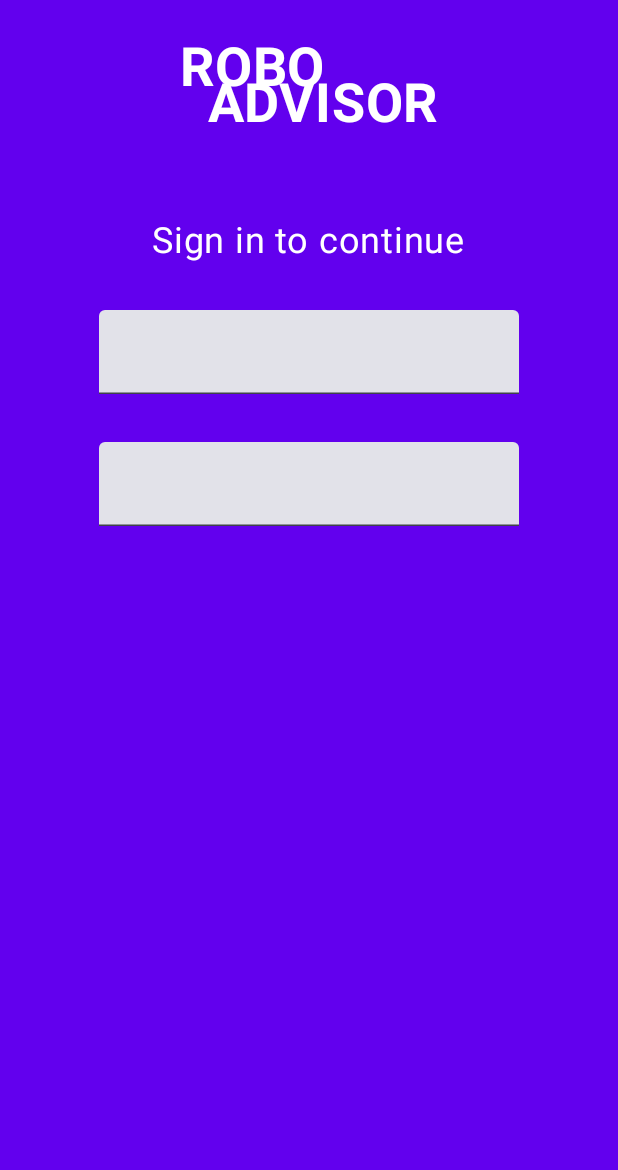
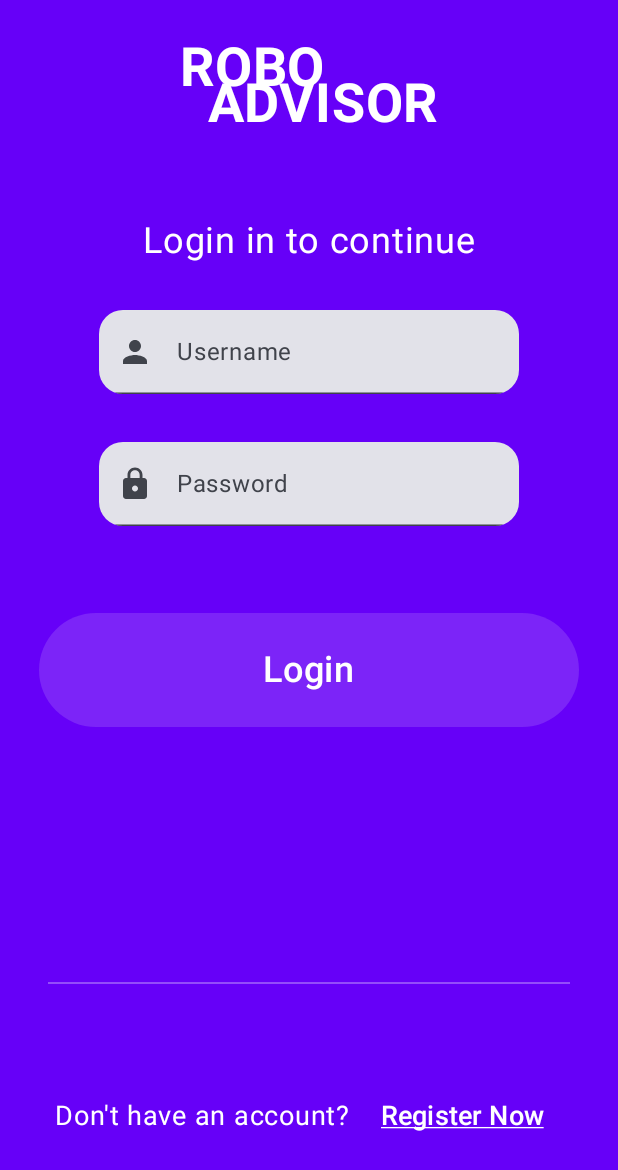
Before and after one commit to roihas1/ProjectApp, an Android app built with Jetpack Compose: the @Preview function LoginScreenPreview, on a phone screen of 412 x 824 dp. Shown: the top 1170 px of the screen. Run offline under Robolectric (Android 15) with nearby library versions, the phone set to English and light mode, and no system bars.

Commit message:
finish the login screen

```diff
--- a/app/src/main/java/com/example/projectapp/LoginScreen.kt
+++ b/app/src/main/java/com/example/projectapp/LoginScreen.kt
@@ -1,19 +1,39 @@
 package com.example.projectapp
 
+import android.graphics.drawable.Icon
+import android.provider.ContactsContract.CommonDataKinds.Email
 import androidx.compose.foundation.background
 import androidx.compose.foundation.layout.Arrangement
 import androidx.compose.foundation.layout.Column
+import androidx.compose.foundation.layout.Spacer
 import androidx.compose.foundation.layout.fillMaxSize
+import androidx.compose.foundation.layout.fillMaxWidth
+import androidx.compose.foundation.layout.height
+import androidx.compose.foundation.layout.padding
+import androidx.compose.material.icons.Icons
+import androidx.compose.material.icons.filled.Lock
+import androidx.compose.material.icons.filled.Person
+import androidx.compose.material3.Button
+import androidx.compose.material3.Icon
+import androidx.compose.material3.MaterialTheme
+import androidx.compose.material3.Shapes
+import androidx.compose.material3.Surface
 import androidx.compose.material3.Text
 import androidx.compose.material3.TextField
 import androidx.compose.runtime.Composable
 import androidx.compose.ui.Alignment
 import androidx.compose.ui.Modifier
+import androidx.compose.ui.autofill.AutofillType
 import androidx.compose.ui.graphics.Color
+import androidx.compose.ui.text.input.VisualTransformation
 import androidx.compose.ui.tooling.preview.Preview
 import androidx.compose.ui.unit.dp
 import androidx.compose.ui.unit.sp
 import com.example.projectapp.ui.theme.ProjectAppTheme
+
+
+
+
 
 @Composable
 fun LoginScreen(
@@ -28,18 +48,32 @@ fun LoginScreen(
     ) {
         Title()
         Text(
-            text = "Sign in to continue",
+            text = "Login in to continue",
             color = Color.White,
             fontSize = 24.sp
+        )
+
+        TextField(
+            value ="" ,
+            onValueChange = {/*TODO*/},
+            label = { Text("Username") },
+            leadingIcon = { Icon(imageVector = Icons.Default.Person, contentDescription = null) },
+            shape = MaterialTheme.shapes.large,
         )
         TextField(
             value ="" ,
             onValueChange = {/*TODO*/},
+            label = { Text("Password") },
+            leadingIcon = { Icon(imageVector = Icons.Default.Lock, contentDescription = null) },
+            shape = MaterialTheme.shapes.large,
+
         )
-        TextField(
-            value ="" ,
-            onValueChange = {/*TODO*/}
+        FunctionButton(
+            text = "Login",
+            onClick = {/*TODO*/}
         )
+        Spacer(modifier = modifier.height(48.dp))
+        FooterCreateAccount(modifier)
     }
 }
 
--- a/app/src/main/java/com/example/projectapp/WelcomeScreen.kt
+++ b/app/src/main/java/com/example/projectapp/WelcomeScreen.kt
@@ -17,7 +17,9 @@ import androidx.compose.foundation.layout.size
 import androidx.compose.foundation.text.ClickableText
 import androidx.compose.material3.Button
 import androidx.compose.material3.ButtonDefaults
+import androidx.compose.material3.Divider
 import androidx.compose.material3.Text
+import androidx.compose.material3.TextButton
 import androidx.compose.runtime.Composable
 import androidx.compose.ui.Alignment
 import androidx.compose.ui.Modifier
@@ -39,7 +41,7 @@ import androidx.compose.ui.unit.sp
 import com.example.projectapp.ui.theme.ProjectAppTheme
 
 object MyColors {
-    val Primary = Color(0xFF6200EE)
+    val Primary = Color(0xFF6600F8)
     val ButtonColor = Color(0xFF7C24F8)
     val PrimaryVariant = Color(0xFF3700B3)
     val Secondary = Color(0xFF03DAC6)
@@ -63,6 +65,64 @@ fun Title(modifier: Modifier = Modifier) {
             color = Color.White
         )
     }
+}
+
+@Composable
+fun FunctionButton(
+    modifier: Modifier = Modifier,
+    onClick : () -> Unit,
+    text: String
+){
+    Button(
+        modifier = modifier
+            .fillMaxWidth()
+            .padding(26.dp),
+        colors = ButtonDefaults.buttonColors(
+            contentColor = Color.White,
+            containerColor = MyColors.ButtonColor
+        ),
+        onClick = onClick,
+    ) {
+        Text(
+            text = text,
+            modifier=modifier.padding(16.dp),
+            fontSize = 24.sp
+        )
+    }
+
+}
+
+@Composable
+fun FooterCreateAccount(modifier: Modifier = Modifier) {
+    Divider(
+        color = Color.White.copy(alpha = 0.3f),
+        thickness = 1.dp,
+        modifier = Modifier.padding(32.dp)
+    )
+    Row(
+        horizontalArrangement = Arrangement.spacedBy(8.dp),
+        verticalAlignment = Alignment.CenterVertically
+
+    ) {
+        Text(
+            text = "Don't have an account?",
+            color = Color.White,
+            fontSize = 18.sp
+        )
+
+        TextButton(
+            modifier = modifier,
+            onClick = {/*todo*/},
+        ){
+            Text(
+                text = "Register Now",
+                color = Color.White,
+                fontSize = 18.sp,
+                textDecoration = TextDecoration.Underline
+            )
+        }
+    }
+    Spacer(modifier = modifier.height(46.dp))
 }
 @Composable
 fun WelcomeScreen(modifier: Modifier = Modifier) {
@@ -104,44 +164,13 @@ fun WelcomeScreen(modifier: Modifier = Modifier) {
             }
         }
         Spacer(modifier = Modifier.weight(1f))
-        Button(
-            modifier = modifier
-                .fillMaxWidth()
-                .padding(26.dp),
-            colors = ButtonDefaults.buttonColors(
-                contentColor = Color.White,
-                containerColor = MyColors.ButtonColor
-            ),
-            onClick = { /*TODO*/ },
-        ) {
-            Text(
-                text = "Login",
-                modifier=modifier.padding(16.dp),
-                fontSize = 24.sp
-            )
-        }
+        FunctionButton(
+            modifier = modifier,
+            onClick = {/*todo*/},
+            text = "Login"
+        )
         Spacer(modifier = modifier.height(32.dp))
-        Row(
-            modifier = modifier.padding(16.dp),
-            horizontalArrangement = Arrangement.spacedBy(8.dp),
-
-        ) {
-            Text(
-                text = "Don't have an account?",
-                color = Color.White,
-                fontSize = 20.sp
-            )
-            ClickableText(
-                text = AnnotatedString("Register Now"),
-                onClick = {/*todo*/},
-                style = TextStyle(
-                    color = Color.White,
-                    fontSize = 20.sp,
-                    textDecoration = TextDecoration.Underline
-                )
-            )
-        }
-        Spacer(modifier = modifier.height(46.dp))
+        FooterCreateAccount(modifier)
 
 
     }
```
